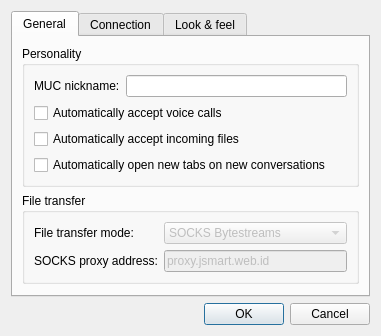
WST/acid-pc, file ui/settingswindow.ui: the form before one commit.
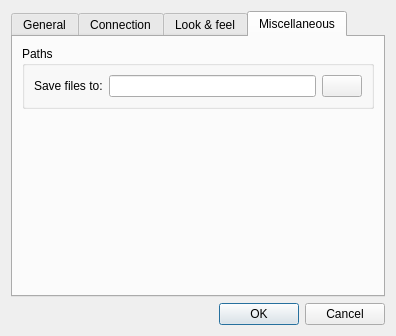
The form after the commit. The open tabs and pages were chosen to show the change. Icons and pictures are not drawn.

```diff
--- a/ui/settingswindow.ui
+++ b/ui/settingswindow.ui
@@ -6,7 +6,7 @@
    <rect>
     <x>0</x>
     <y>0</y>
-    <width>381</width>
+    <width>396</width>
     <height>332</height>
    </rect>
   </property>
@@ -366,6 +366,70 @@
        </item>
       </layout>
      </widget>
+     <widget class="QWidget" name="tab_2">
+      <attribute name="title">
+       <string>Miscellaneous</string>
+      </attribute>
+      <layout class="QVBoxLayout" name="verticalLayout_10">
+       <item>
+        <widget class="QGroupBox" name="groupBox_6">
+         <property name="title">
+          <string>Paths</string>
+         </property>
+         <layout class="QVBoxLayout" name="verticalLayout_11">
+          <item>
+           <layout class="QGridLayout" name="gridLayout_5">
+            <item row="0" column="0">
+             <widget class="QLabel" name="label_9">
+              <property name="text">
+               <string>Save files to:</string>
+              </property>
+             </widget>
+            </item>
+            <item row="0" column="2">
+             <widget class="QPushButton" name="savepath_browse_button">
+              <property name="toolTip">
+               <string>Browse</string>
+              </property>
+              <property name="text">
+               <string/>
+              </property>
+              <property name="icon">
+               <iconset resource="../res/app.qrc">
+                <normaloff>:/menu/folder.png</normaloff>:/menu/folder.png</iconset>
+              </property>
+              <property name="autoDefault">
+               <bool>false</bool>
+              </property>
+             </widget>
+            </item>
+            <item row="0" column="1">
+             <widget class="QLineEdit" name="savepath">
+              <property name="readOnly">
+               <bool>true</bool>
+              </property>
+             </widget>
+            </item>
+           </layout>
+          </item>
+         </layout>
+        </widget>
+       </item>
+       <item>
+        <spacer name="verticalSpacer_4">
+         <property name="orientation">
+          <enum>Qt::Vertical</enum>
+         </property>
+         <property name="sizeHint" stdset="0">
+          <size>
+           <width>20</width>
+           <height>40</height>
+          </size>
+         </property>
+        </spacer>
+       </item>
+      </layout>
+     </widget>
     </widget>
    </item>
    <item>
```
Left out of the diff: 4 changed lines with no effect on the pictures.
